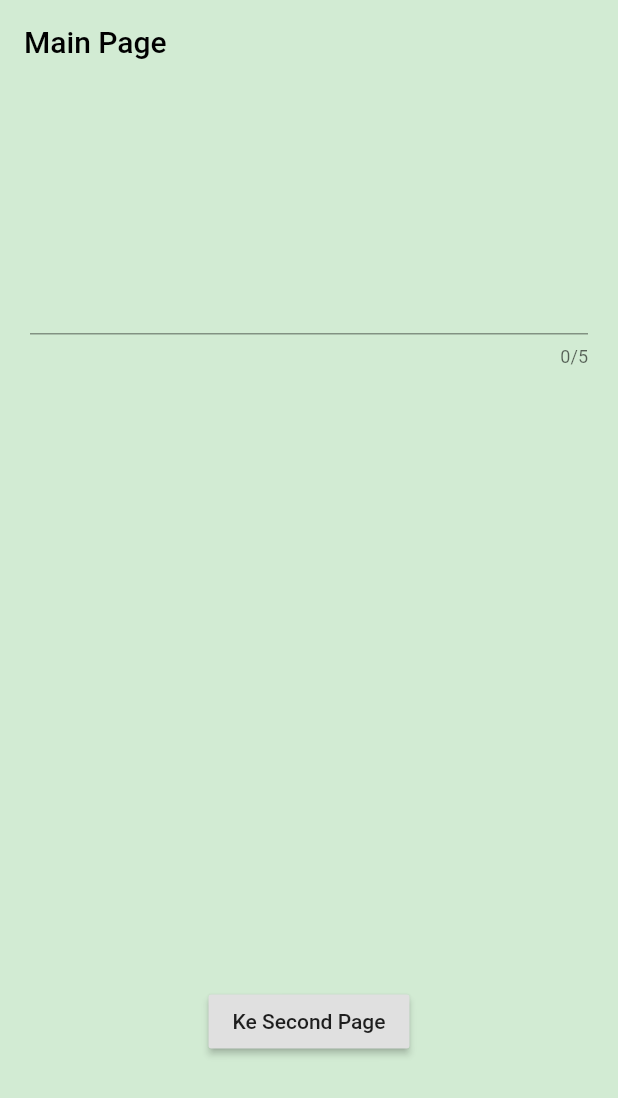
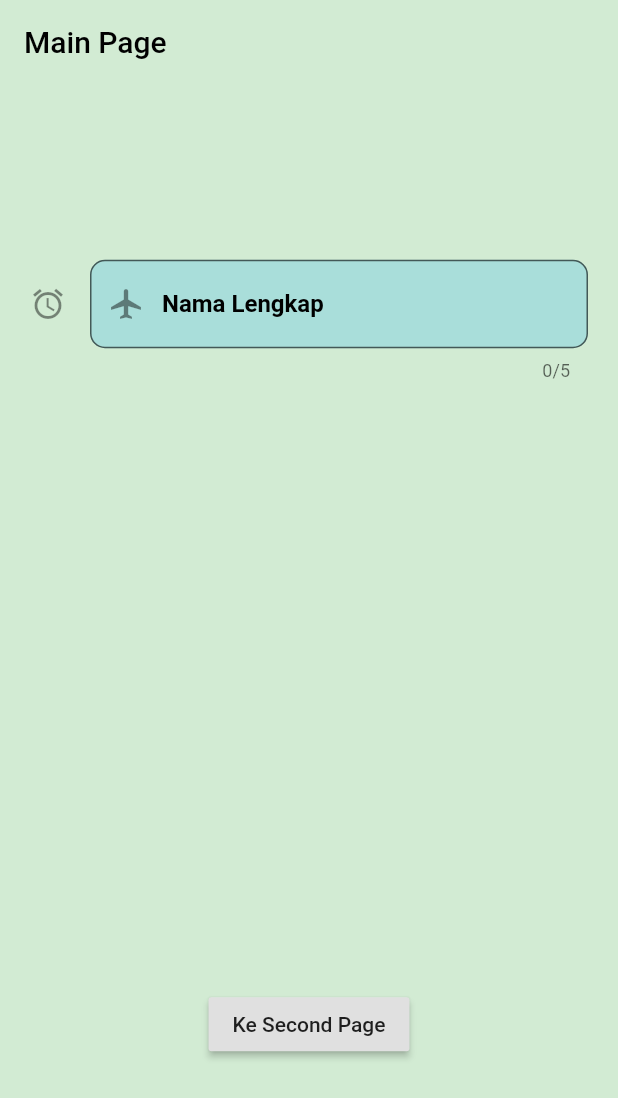
Before and after one commit to mindatama/GIT, a Flutter app: the screen it shows after launch, after a tap on "Ke Main Page", on a phone screen of 412 x 824 dp. Shown: the top 1098 px of the screen. Run offline on Flutter 3.47's test engine with Material 2 defaults, Android fonts, the light colour scheme and no system bars.

Commit message:
hello_world_flutter lib/main_page.dart tambah contoh text field decoration

```diff
--- a/hello_world_flutter/lib/main_page.dart
+++ b/hello_world_flutter/lib/main_page.dart
@@ -28,6 +28,22 @@ class _MainPageState extends State<MainPage> {
             mainAxisAlignment: MainAxisAlignment.spaceAround,
             children: <Widget>[
               TextField(
+                decoration: InputDecoration(
+                    icon: Icon(Icons.access_alarms),
+                    prefixIcon: Icon(Icons.airplanemode_active),
+                    // prefixText: 'Namanya: ',
+                    suffixText: 'done',
+                    fillColor: Colors.lightBlue.withOpacity(0.2),
+                    filled: true,
+                    labelText: 'Nama Lengkap',
+                    hintText: 'nama lengkap lho',
+                    hintStyle: TextStyle(color: Colors.black, fontSize: 12),
+                    labelStyle: TextStyle(
+                        color: Colors.black, fontWeight: FontWeight.w700),
+                    prefixStyle: TextStyle(
+                        color: Colors.black, fontWeight: FontWeight.w700),
+                    border: OutlineInputBorder(
+                        borderRadius: BorderRadius.circular(10))),
                 obscureText: true,
                 maxLength: 5,
                 onChanged: (v) {
```
